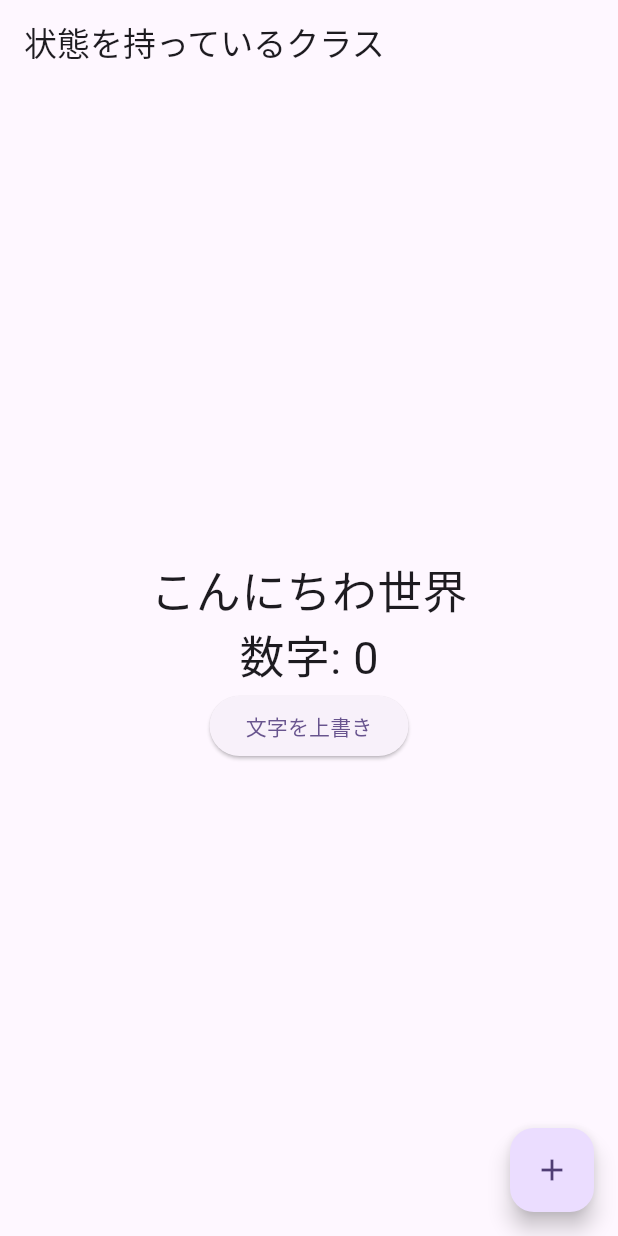
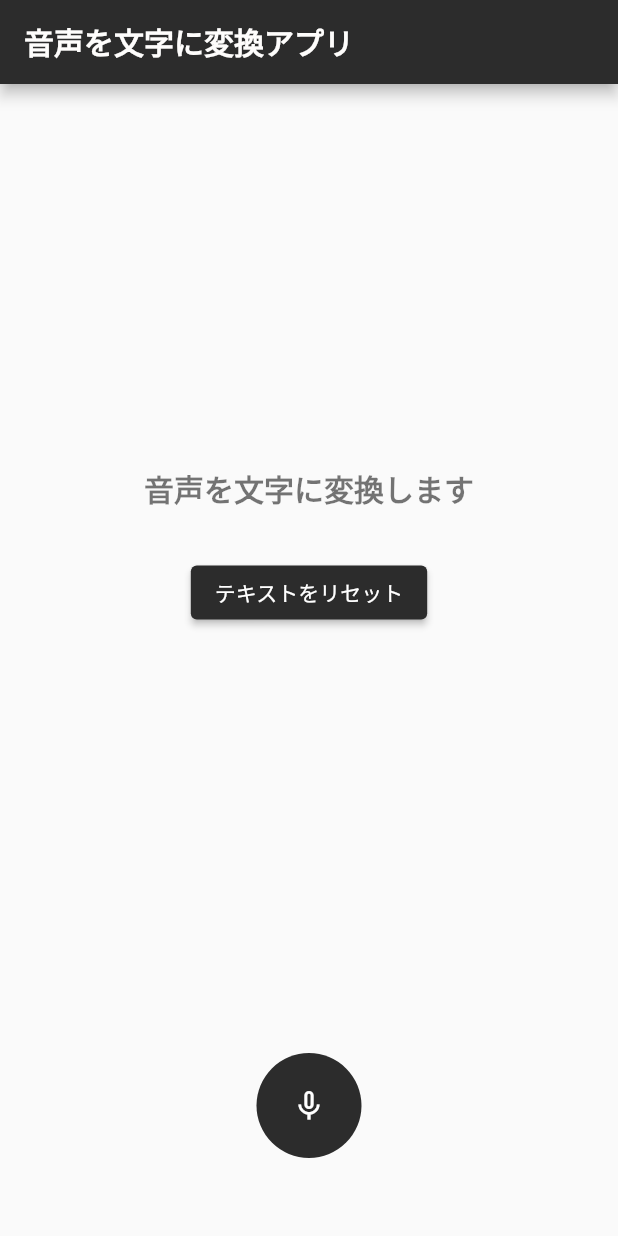
Before and after one commit to sakurakotubaki/HomeWork, a Flutter app: the screen it shows after launch, on a phone screen of 412 x 824 dp. Run offline on Flutter 3.47's test engine with Material 2 defaults, Android fonts, the phone set to English and light mode, and no system bars; drawn by our look-alikes of avatar_glow; our stand-ins replace speech_to_text.

Commit message:
feat: speech_to_tex

```diff
--- /dev/null
+++ b/lib/colors.dart
@@ -0,0 +1,4 @@
+import 'package:flutter/material.dart';
+
+const BG_COLOR = Color(0xff2C2C2C);
+const TEXT_COLOR = Color(0xffFEFDFC);
--- a/lib/main.dart
+++ b/lib/main.dart
@@ -1,7 +1,11 @@
-import 'package:example_app/screen/state_page.dart';
+import 'package:example_app/speech_screen.dart';
 import 'package:flutter/material.dart';
+import 'package:flutter/services.dart';
 
 void main() {
+  // ステータスバーの背景色を透明に設定
+  SystemChrome.setSystemUIOverlayStyle(
+      const SystemUiOverlayStyle(statusBarColor: Colors.transparent));
   runApp(const MyApp());
 }
 
@@ -10,14 +14,10 @@ class MyApp extends StatelessWidget {
 
   @override
   Widget build(BuildContext context) {
-    return MaterialApp(
-      debugShowCheckedModeBanner: false, // 画面右上のデバッグバナーを非表示にする
-      title: 'Flutter Demo',
-      theme: ThemeData(
-        colorScheme: ColorScheme.fromSeed(seedColor: Colors.deepPurple),
-        useMaterial3: true,
-      ),
-      home: const StatePage(),
+    return const MaterialApp(
+      home: SpeechScreen(),
+      debugShowCheckedModeBanner: false,
+      title: 'Speech To Text',
     );
   }
 }
--- /dev/null
+++ b/lib/speech_screen.dart
@@ -0,0 +1,107 @@
+import 'package:avatar_glow/avatar_glow.dart';
+import 'package:example_app/colors.dart';
+import 'package:flutter/material.dart';
+import 'package:speech_to_text/speech_to_text.dart';
+
+class SpeechScreen extends StatefulWidget {
+  const SpeechScreen({super.key});
+
+  @override
+  State<SpeechScreen> createState() => _SpeechScreenState();
+}
+
+class _SpeechScreenState extends State<SpeechScreen> {
+  SpeechToText speechToText = SpeechToText();
+  var text = "音声を文字に変換します";
+  var isListening = false;
+
+  // テキストを初期状態に戻す関数
+  void resetText() {
+    setState(() {
+      text = "音声を文字に変換します";
+    });
+  }
+
+  @override
+  Widget build(BuildContext context) {
+    return Scaffold(
+      floatingActionButtonLocation:
+          FloatingActionButtonLocation.miniCenterFloat,
+      floatingActionButton: AvatarGlow(
+        endRadius: 75.0,
+        animate: isListening,
+        duration: const Duration(milliseconds: 2000),
+        glowColor: BG_COLOR,
+        repeatPauseDuration: const Duration(milliseconds: 100),
+        showTwoGlows: true,
+        child: GestureDetector(
+          onTapDown: (details) async {
+            if (!isListening) {
+              var available = await speechToText.initialize();
+              if (available) {
+                setState(() {
+                  isListening = true;
+                  speechToText.listen(
+                    onResult: (result) {
+                      setState(() {
+                        text = result.recognizedWords;
+                      });
+                    },
+                    localeId: 'ja_JP',
+                  );
+                });
+              }
+            }
+          },
+          onTapUp: (details) {
+            setState(() {
+              isListening = false;
+            });
+            speechToText.stop();
+          },
+          child: CircleAvatar(
+            backgroundColor: BG_COLOR,
+            radius: 35,
+            child: Icon(
+              isListening ? Icons.mic : Icons.mic_none,
+              color: Colors.white,
+            ),
+          ),
+        ),
+      ),
+      appBar: AppBar(
+        backgroundColor: BG_COLOR,
+        title: const Text(
+          '音声を文字に変換アプリ',
+          style: TextStyle(fontWeight: FontWeight.w600, color: TEXT_COLOR),
+        ),
+      ),
+      body: Container(
+        alignment: Alignment.center,
+        padding: const EdgeInsets.symmetric(horizontal: 24, vertical: 16),
+        margin: const EdgeInsets.only(bottom: 150),
+        child: Column(
+          mainAxisAlignment: MainAxisAlignment.center,
+          children: [
+            Text(
+              text,
+              style: const TextStyle(
+                  fontSize: 20,
+                  color: Colors.black54,
+                  fontWeight: FontWeight.w600),
+            ),
+            const SizedBox(height: 30), // スペースを追加
+            ElevatedButton(
+              style: ElevatedButton.styleFrom(
+                backgroundColor: BG_COLOR,
+                foregroundColor: Colors.white,
+              ),
+              onPressed: resetText, // リセット関数を呼び出す
+              child: const Text('テキストをリセット'),
+            )
+          ],
+        ),
+      ),
+    );
+  }
+}
--- a/pubspec.yaml
+++ b/pubspec.yaml
@@ -35,6 +35,8 @@ dependencies:
   # The following adds the Cupertino Icons font to your application.
   # Use with the CupertinoIcons class for iOS style icons.
   cupertino_icons: ^1.0.2
+  avatar_glow: ^2.0.2
+  speech_to_text: ^6.1.1
 
 dev_dependencies:
   flutter_test:
```
Also changed, not shown: pubspec.lock, 13 other files.
